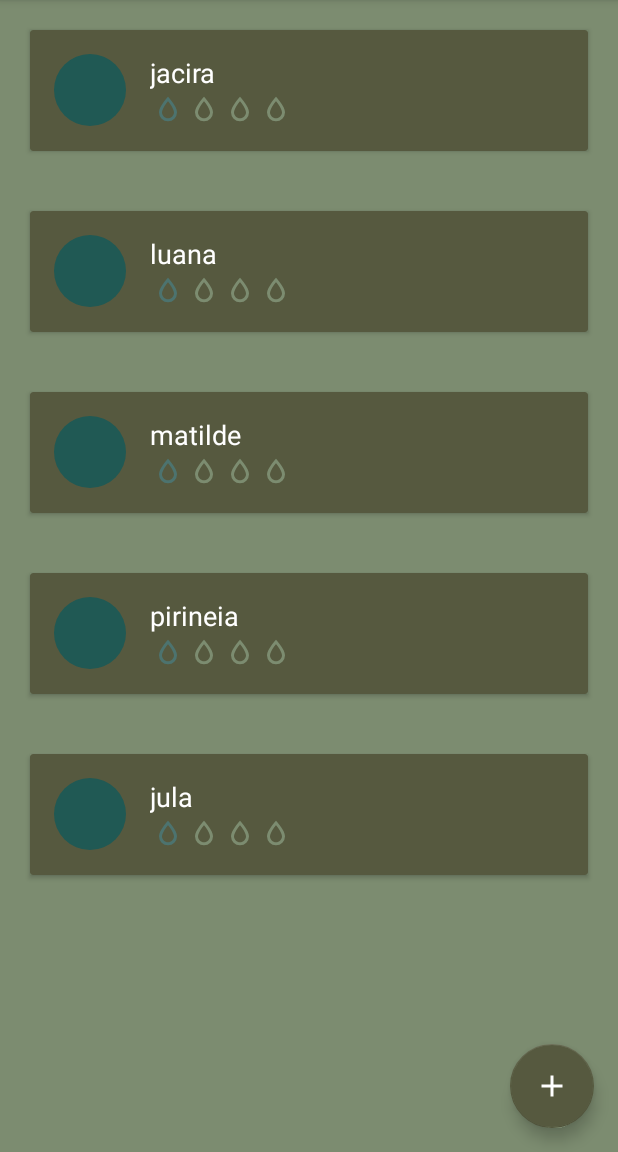
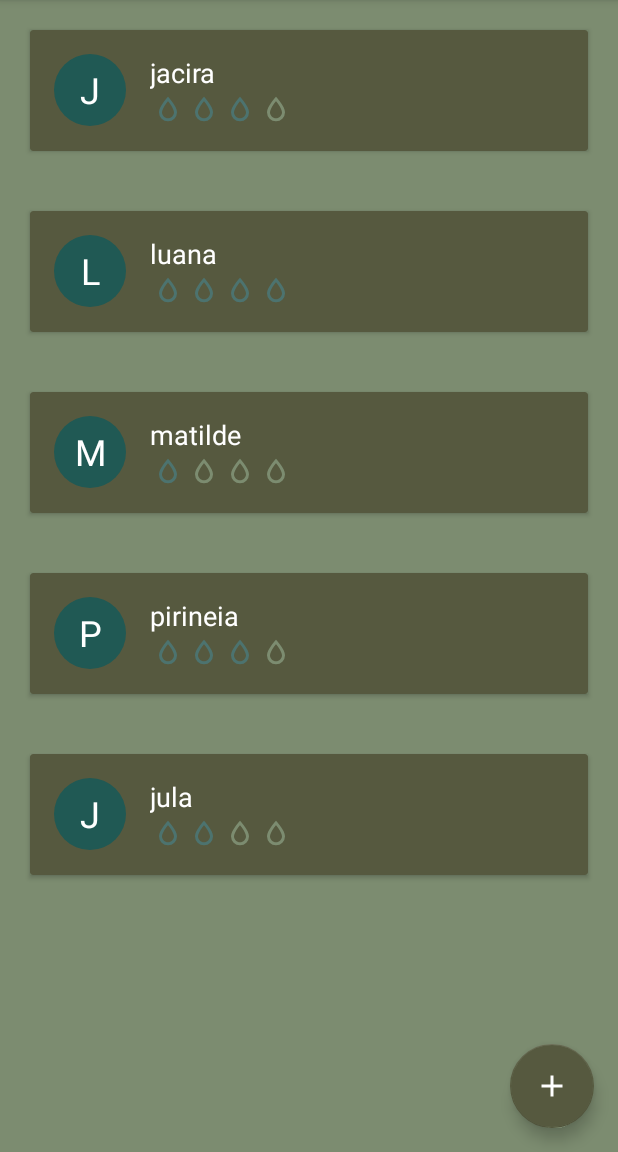
Before and after one commit to ghabrielmielli/hidratada, an Android app: the screen it shows after launch (MainActivity), on a phone screen of 412 x 824 dp, the part 84-1236 px from its top. Run offline under Robolectric (Android 15) with nearby library versions, the phone set to English and light mode, and no system bars.

Commit message:
Demais informações para o adapterView implementadas; Funcionamento mock do botão de inserção.

```diff
--- a/app/src/main/java/com/example/hidratada/MainActivity.java
+++ b/app/src/main/java/com/example/hidratada/MainActivity.java
@@ -5,8 +5,10 @@ import androidx.appcompat.widget.Toolbar;
 import androidx.recyclerview.widget.RecyclerView;
 
 import android.os.Bundle;
+import android.view.View;
 import android.widget.ArrayAdapter;
 
+import com.example.hidratada.model.Intervalo;
 import com.example.hidratada.model.Planta;
 import com.example.hidratada.model.PlantaList;
 
@@ -14,7 +16,8 @@ import java.util.ArrayList;
 import java.util.List;
 
 public class MainActivity extends AppCompatActivity {
-
+    private PlantaAdapter adapterPlanta;
+    private RecyclerView rv;
     @Override
     protected void onCreate(Bundle savedInstanceState) {
         super.onCreate(savedInstanceState);
@@ -22,11 +25,17 @@ public class MainActivity extends AppCompatActivity {
 
         List<Planta> plantas = PlantaList.getFakePlantas();
 
-        PlantaAdapter adapterPlanta = new PlantaAdapter(plantas);
+        adapterPlanta = new PlantaAdapter(plantas);
 
-        RecyclerView rv = findViewById(R.id.recycler_view_main);
+        rv = findViewById(R.id.recycler_view_main);
         rv.setAdapter(adapterPlanta);
 
 
     }
+
+    public void addPlanta(View view){
+    adapterPlanta.getPlantas().add(0, new Planta("laurinha", new Intervalo(true, 2), 3));
+    adapterPlanta.notifyItemInserted(0);
+    rv.scrollToPosition(0);
+    }
 }
--- a/app/src/main/java/com/example/hidratada/PlantaAdapter.java
+++ b/app/src/main/java/com/example/hidratada/PlantaAdapter.java
@@ -1,12 +1,17 @@
 package com.example.hidratada;
 
+import android.graphics.Color;
+import android.os.Build;
 import android.text.Layout;
 import android.view.LayoutInflater;
 import android.view.View;
 import android.view.ViewGroup;
+import android.widget.ImageView;
 import android.widget.TextView;
 
 import androidx.annotation.NonNull;
+import androidx.annotation.RequiresApi;
+import androidx.core.content.ContextCompat;
 import androidx.recyclerview.widget.RecyclerView;
 
 import com.example.hidratada.model.Planta;
@@ -30,6 +35,7 @@ public class PlantaAdapter extends RecyclerView.Adapter<PlantaAdapter.PlantaView
         return new PlantaViewHolder(view);
     }
 
+    @RequiresApi(api = Build.VERSION_CODES.LOLLIPOP)
     @Override
     public void onBindViewHolder(@NonNull PlantaViewHolder holder, int position) {
         Planta planta = plantas.get(position);
@@ -41,16 +47,41 @@ public class PlantaAdapter extends RecyclerView.Adapter<PlantaAdapter.PlantaView
         return plantas.size();
     }
 
+    public  List<Planta> getPlantas() {
+        return plantas;
+    }
+
     class PlantaViewHolder extends RecyclerView.ViewHolder {
 
-        TextView txtNome;
+        TextView txtNome, txtIcone;
+        ImageView imgNvAgua1, imgNvAgua2, imgNvAgua3, imgNvAgua4;
+
         public PlantaViewHolder(@NonNull View itemView) {
             super(itemView);
             txtNome = itemView.findViewById(R.id.txt_nome_planta);
+            txtIcone = itemView.findViewById(R.id.txt_icone);
+            imgNvAgua1 = itemView.findViewById(R.id.img_nivel_agua_1);
+            imgNvAgua2 = itemView.findViewById(R.id.img_nivel_agua_2);
+            imgNvAgua3 = itemView.findViewById(R.id.img_nivel_agua_3);
+            imgNvAgua4 = itemView.findViewById(R.id.img_nivel_agua_4);
         }
 
+        @RequiresApi(api = Build.VERSION_CODES.LOLLIPOP)
         public void bind(Planta planta){
             txtNome.setText(planta.getNome());
+            txtIcone.setText(Character.toString(planta.getNome().charAt(0)).toUpperCase());
+            switch (planta.getQuantidadeDeAgua()) {
+                case 4:
+                    imgNvAgua4.setColorFilter(ContextCompat.getColor(imgNvAgua4.getContext(), R.color.floresta_umida_variante), android.graphics.PorterDuff.Mode.SRC_IN);
+                case 3:
+                    imgNvAgua3.setColorFilter(ContextCompat.getColor(imgNvAgua3.getContext(), R.color.floresta_umida_variante), android.graphics.PorterDuff.Mode.SRC_IN);
+                case 2:
+                    imgNvAgua2.setColorFilter(ContextCompat.getColor(imgNvAgua2.getContext(), R.color.floresta_umida_variante), android.graphics.PorterDuff.Mode.SRC_IN);
+                case 1:
+                    imgNvAgua1.setColorFilter(ContextCompat.getColor(imgNvAgua1.getContext(), R.color.floresta_umida_variante), android.graphics.PorterDuff.Mode.SRC_IN);
+
+                default:
+            }
         }
     }
 
--- a/app/src/main/res/layout/activity_main.xml
+++ b/app/src/main/res/layout/activity_main.xml
@@ -1,48 +1,54 @@
 <?xml version="1.0" encoding="utf-8"?>
 <RelativeLayout xmlns:android="http://schemas.android.com/apk/res/android"
+    xmlns:app="http://schemas.android.com/apk/res-auto"
     xmlns:tools="http://schemas.android.com/tools"
-    xmlns:app="http://schemas.android.com/apk/res-auto"
     android:layout_width="match_parent"
     android:layout_height="match_parent">
 
     <com.google.android.material.appbar.AppBarLayout
+        android:id="@+id/app_bar"
         android:layout_width="match_parent"
         android:layout_height="wrap_content"
-        android:id="@+id/app_bar"
         android:theme="@style/ThemeOverlay.AppCompat.ActionBar">
+
         <androidx.appcompat.widget.Toolbar
+            android:id="@+id/toolbar"
             android:layout_width="match_parent"
             android:layout_height="wrap_content"
-            android:id="@+id/toolbar"
             android:background="@color/alcaparra"
             android:theme="@style/ThemeOverlay.AppCompat.Dark"
             app:popupTheme="@style/ThemeOverlay.AppCompat.Dark"
-            app:title="@string/app_name"/>
+            app:title="@string/app_name" />
     </com.google.android.material.appbar.AppBarLayout>
+
     <androidx.recyclerview.widget.RecyclerView
         android:id="@+id/recycler_view_main"
+        android:layout_width="match_parent"
+        android:layout_height="match_parent"
         android:layout_below="@id/app_bar"
         android:background="@color/palmeira"
-        android:layout_width="match_parent"
-        android:layout_height="match_parent"
-        tools:listitem="@layout/planta_item"
         app:layoutManager="androidx.recyclerview.widget.LinearLayoutManager"
-        />
+        tools:listitem="@layout/planta_item" />
+
     <com.google.android.material.floatingactionbutton.FloatingActionButton
-        app:rippleColor="@color/doce_de_mamao"
         android:id="@+id/add_button"
-        android:src="@drawable/ic_baseline_add_24"
-        app:backgroundTint="@color/alcaparra"
-        android:tint="@color/white"
         android:layout_width="wrap_content"
         android:layout_height="wrap_content"
+        android:layout_alignParentEnd="true"
+        android:layout_alignParentRight="true"
         android:layout_alignParentBottom="true"
-        android:layout_alignParentRight="true"
-        android:layout_margin="16dp"
-        android:layout_alignParentEnd="true"
+        android:layout_marginStart="16dp"
+        android:layout_marginLeft="16dp"
+        android:layout_marginTop="16dp"
+        android:layout_marginEnd="16dp"
+        android:layout_marginRight="16dp"
+        android:layout_marginBottom="16dp"
+        android:onClick="addPlanta"
+        android:src="@drawable/ic_baseline_add_24"
+        android:tint="@color/white"
+        app:backgroundTint="@color/alcaparra"
+        app:rippleColor="@color/doce_de_mamao"
         tools:ignore="ContentDescription" />
 
 
-
-
 </RelativeLayout>
```
